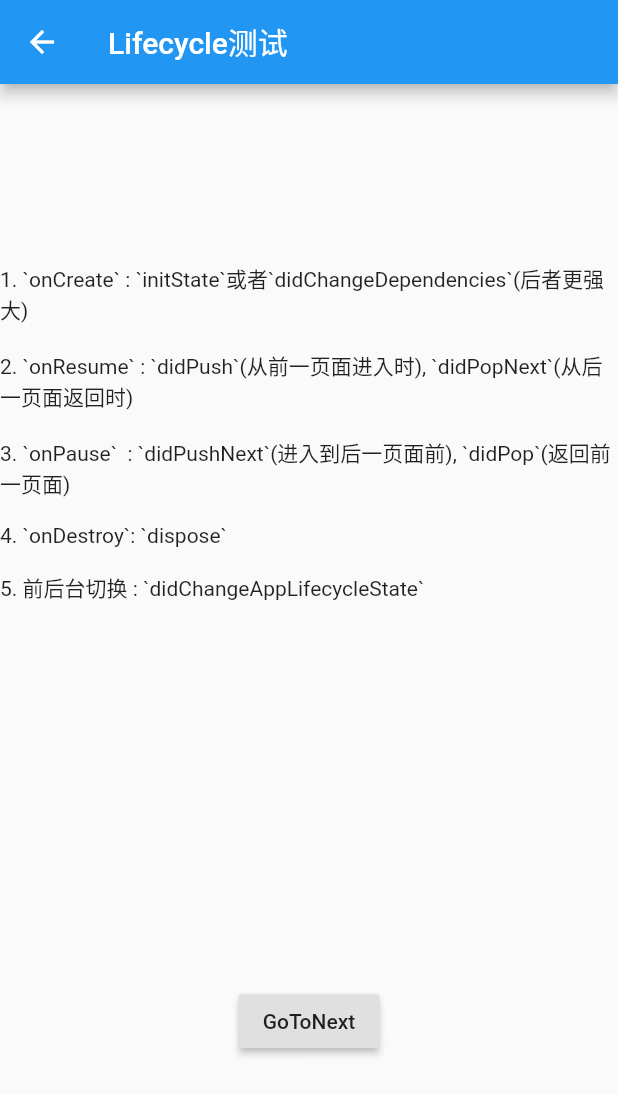
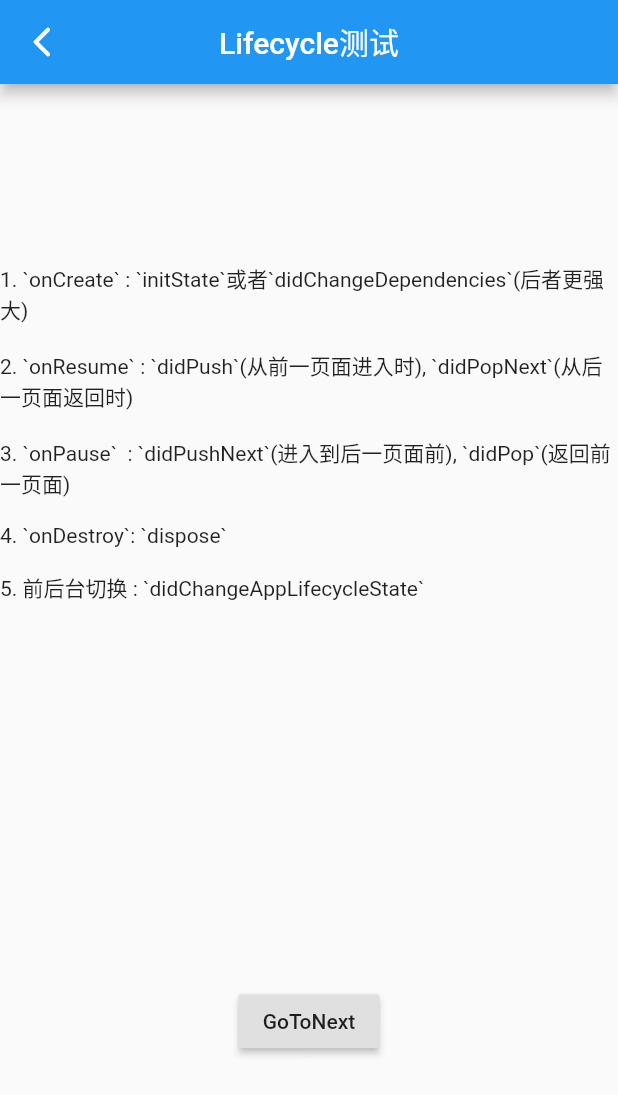
Before and after one commit to YouCii/FlutterDemo, a Flutter app: the screen it shows after launch, after a tap on "LifecyclePage", on a phone screen of 412 x 824 dp. Shown: the top 1095 px of the screen. Run offline on Flutter 3.47's test engine with Material 2 defaults, Android fonts, the phone set to English and light mode, and no system bars; our stand-ins replace cached_network_image, fluttertoast; network calls fail.

Commit message:
1. 丰富Sliver; 2. Hero效果;

```diff
--- a/lib/main.dart
+++ b/lib/main.dart
@@ -20,7 +20,10 @@ class MyApp extends StatelessWidget {
   Widget build(BuildContext context) {
     return MaterialApp(
       title: 'Flutter Demo Home Page',
-      theme: ThemeData(primarySwatch: Colors.blue),
+      theme: ThemeData(
+        primarySwatch: Colors.blue,
+        platform: TargetPlatform.iOS,
+      ),
       home: HomePage(title: 'Flutter Demo Home Page'),
       navigatorObservers: [SingleRouteObserver.getInstance()],
     );
--- a/lib/page/EmptyPage.dart
+++ b/lib/page/EmptyPage.dart
@@ -4,6 +4,8 @@ import 'package:flutter/material.dart';
 class EmptyPage extends StatelessWidget {
   @override
   Widget build(BuildContext context) {
-    return Text('Empty');
+    return Scaffold(
+      appBar: AppBar(title: Text('Empty')),
+    );
   }
 }
--- a/lib/page/HomePage.dart
+++ b/lib/page/HomePage.dart
@@ -4,6 +4,7 @@ import 'package:flutter_demo/page/InheritedPage.dart';
 import 'package:flutter_demo/page/LifecyclePage.dart';
 import 'package:flutter_demo/page/SliverPage.dart';
 import 'package:flutter_demo/utils/ToastUtils.dart';
+import 'package:flutter_demo/widgets/CacheImage.dart';
 import 'package:flutter_plugin/flutter_plugin.dart';
 import 'package:flutter/services.dart';
 
@@ -17,7 +18,6 @@ class HomePage extends StatefulWidget {
 }
 
 class _HomePageState extends BaseLifecycleState<HomePage> {
-
   Future<void> _toOtherApp() async {
     try {
       await FlutterPlugin.goToOtherApp;
@@ -44,9 +44,19 @@ class _HomePageState extends BaseLifecycleState<HomePage> {
                 }));
               },
             ),
-            RaisedButton(
-              child: Text("SliverPage"),
-              onPressed: () {
+            GestureDetector(
+              child: Container(
+                height: 100,
+                child: Hero(
+                  tag: "FirstHero",
+                  transitionOnUserGestures: true,
+                  child: CacheImage(
+                    fit: BoxFit.cover,
+                    imageUrl: "https://flutter.dev/assets/homepage/carousel/slide_4-bg-1bcaa66df37e5707c5c58b38cbf8175902a544905d4c0e81aac5f19ee2caa6cd.jpg",
+                  ),
+                ),
+              ),
+              onTap: () {
                 Navigator.push(context, MaterialPageRoute(builder: (context) {
                   return SliverPage();
                 }));
```
Also changed, not shown: lib/page/LifecyclePage.dart (+2 -6 lines), lib/page/SliverPage.dart (+65 -6 lines), 1 other file.
